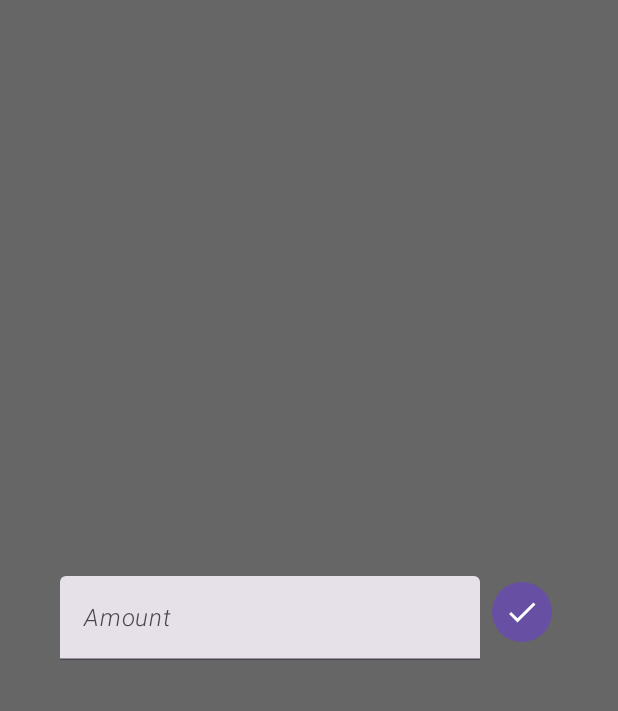
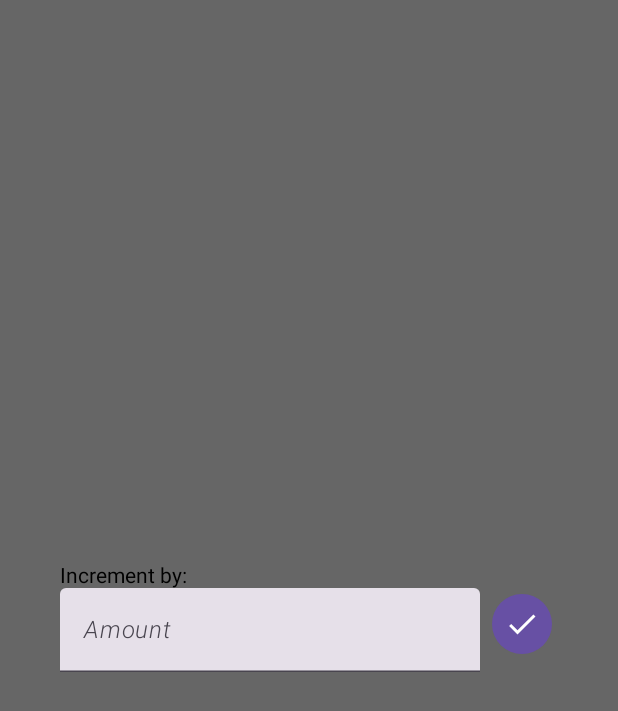
Before and after one commit to John-Tuesday/messy-ink, an Android app built with Jetpack Compose: the @Preview function TickDialoguePreview, on a phone screen of 412 x 824 dp. Shown: the top 711 px of the screen. Run offline under Robolectric (Android 15) with nearby library versions, the phone set to English and light mode, and no system bars.

Commit message:
add label for custom tick entry

```diff
--- a/app/src/main/java/org/calamarfederal/messyink/feature_counter/presentation/game_counter/CustomTickDialog.kt
+++ b/app/src/main/java/org/calamarfederal/messyink/feature_counter/presentation/game_counter/CustomTickDialog.kt
@@ -11,6 +11,7 @@ import androidx.compose.material.icons.filled.Done
 import androidx.compose.material3.ExperimentalMaterial3Api
 import androidx.compose.material3.FilledIconButton
 import androidx.compose.material3.Icon
+import androidx.compose.material3.Text
 import androidx.compose.material3.TextField
 import androidx.compose.runtime.Composable
 import androidx.compose.runtime.getValue
@@ -18,6 +19,8 @@ import androidx.compose.runtime.mutableStateOf
 import androidx.compose.runtime.saveable.rememberSaveable
 import androidx.compose.runtime.setValue
 import androidx.compose.ui.Modifier
+import androidx.compose.ui.graphics.Color
+import androidx.compose.ui.graphics.Color.Companion
 import androidx.compose.ui.text.input.ImeAction
 import androidx.compose.ui.text.input.KeyboardType
 import androidx.compose.ui.tooling.preview.Preview
@@ -25,7 +28,7 @@ import androidx.compose.ui.unit.dp
 import androidx.compose.ui.window.Dialog
 import org.calamarfederal.messyink.common.compose.Placeholder
 
-@Preview
+@Preview(showBackground = true)
 @Composable
 private fun TickDialoguePreview() {
     CustomTickEntryDialog(visible = true, onDismiss = {}, onAddTick = {})
@@ -41,6 +44,7 @@ internal fun CustomTickEntryDialog(
     AnimatedVisibility(visible = visible) {
         Dialog(onDismissRequest = onDismiss) {
             Column {
+                Text("Increment by:")
                 CustomTickEntry(onAddTick = { onAddTick(it); onDismiss() }, modifier = modifier)
             }
         }
```
